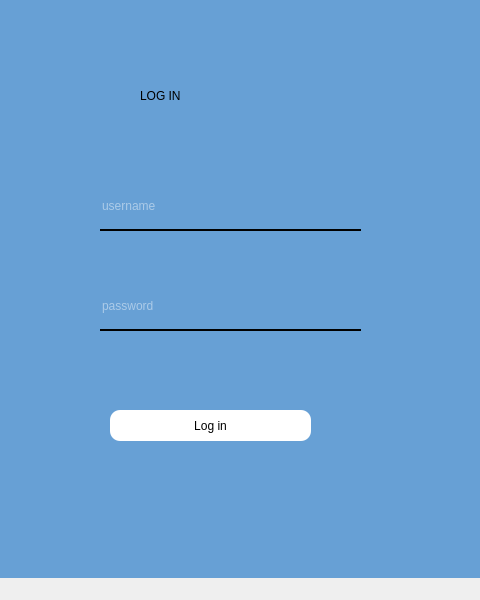
Qt form Ui_Files/admin_login.ui (edejeed/Movie-Ticketing) before a commit; both pictures show x 180 to 660 and y 0 to 600 of the 800 by 600 pixel window.
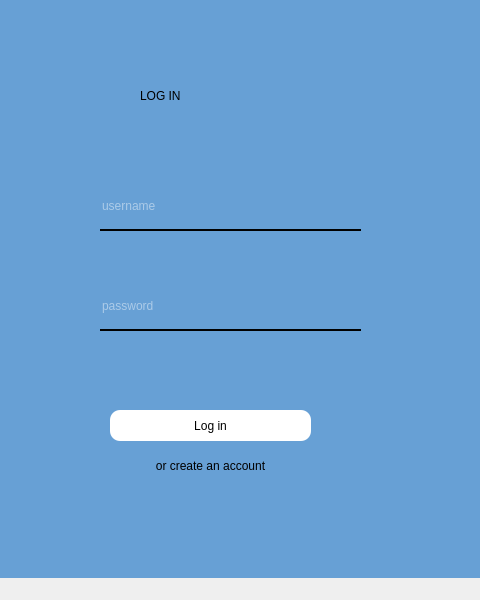
The same form after that commit.

```diff
--- a/Ui_Files/admin_login.ui
+++ b/Ui_Files/admin_login.ui
@@ -35,7 +35,7 @@
       <rect>
        <x>350</x>
        <y>80</y>
-       <width>161</width>
+       <width>231</width>
        <height>91</height>
       </rect>
      </property>
@@ -113,6 +113,37 @@
       <string>Log in</string>
      </property>
     </widget>
+    <widget class="QPushButton" name="signUpButton">
+     <property name="geometry">
+      <rect>
+       <x>320</x>
+       <y>480</y>
+       <width>201</width>
+       <height>31</height>
+      </rect>
+     </property>
+     <property name="styleSheet">
+      <string notr="true">QPushButton{
+background-color: white;
+text-size: 10px;
+border-radius: 10px;
+}
+
+QPushButton:hover{
+	color:rgb(73, 147, 221);
+	background-color: rgb(13, 27, 38);
+}
+#signUpButton {
+background-color: TRANSPARENT;
+}
+#signUpButton:hover{
+color: rgb(0, 0, 255);
+}</string>
+     </property>
+     <property name="text">
+      <string>or create an account</string>
+     </property>
+    </widget>
    </widget>
   </widget>
   <widget class="QMenuBar" name="menubar">
```
